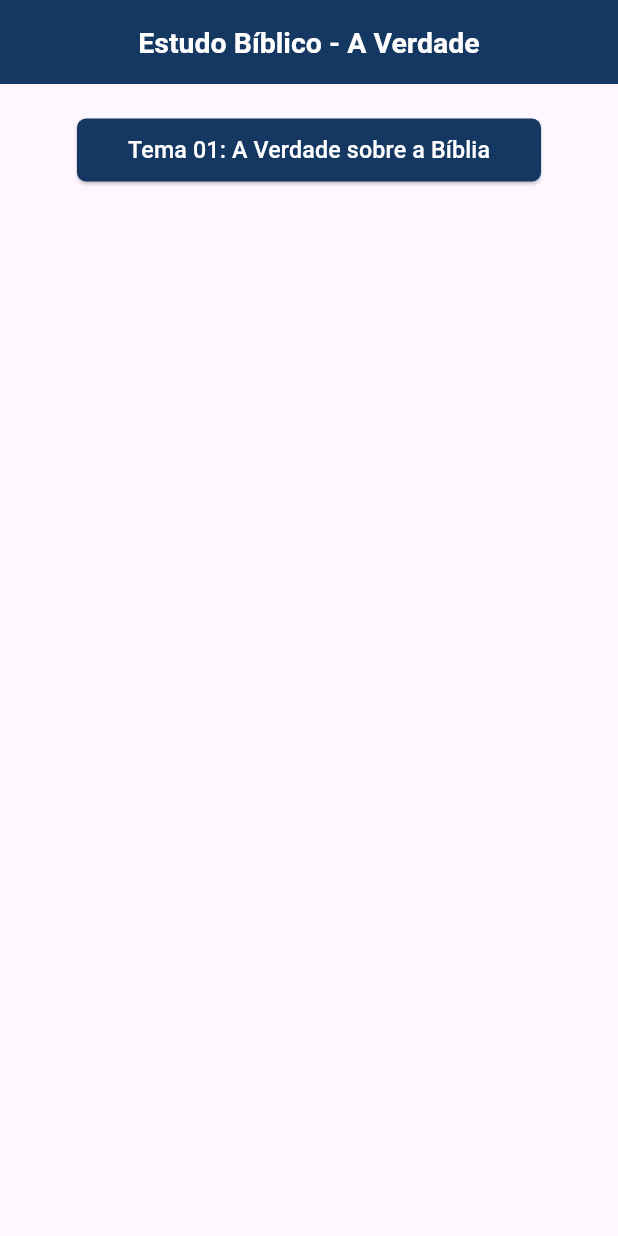
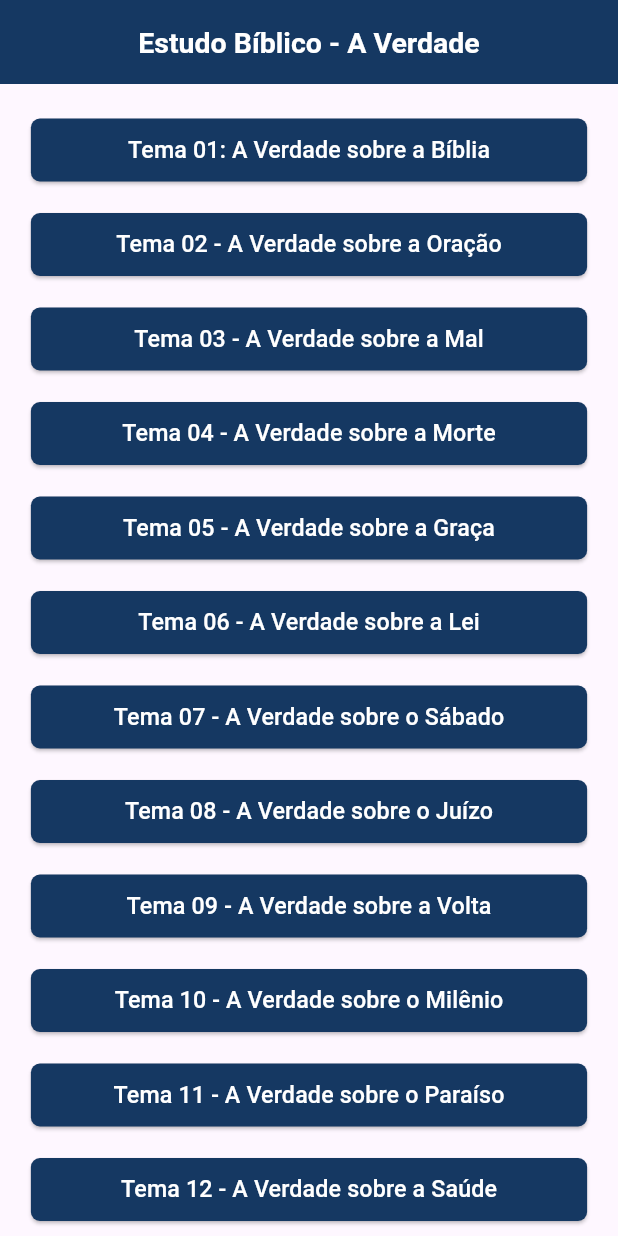
Before and after one commit to JoseJacsanCode/appEstudoBiblico, a Flutter app: the screen it shows after launch, on a phone screen of 412 x 824 dp. Run offline on Flutter 3.47's test engine with Material 3 defaults, Android fonts, the phone set to English and light mode, and no system bars.

Commit message:
Home Page pronta

```diff
--- a/lib/pages/home_page.dart
+++ b/lib/pages/home_page.dart
@@ -17,7 +17,8 @@ class HomePage extends StatelessWidget {
         ),
         centerTitle: true,
       ),
-      body: Padding(
+      body: SingleChildScrollView(
+        child: Padding(
           padding: EdgeInsets.all(20),
           child: SizedBox(
             width: MediaQuery.of(context).size.width,
@@ -27,10 +28,93 @@ class HomePage extends StatelessWidget {
                 ButtonThemeWidget(
                   customText: 'Tema 01: A Verdade sobre a Bíblia',
                 ),
+                SizedBox(height: 15),
+                ButtonThemeWidget(
+                  customText: 'Tema 02 - A Verdade sobre a Oração',
+                ),
+                SizedBox(height: 15),
+                ButtonThemeWidget(
+                  customText: 'Tema 03 - A Verdade sobre a Mal',
+                ),
+                SizedBox(height: 15),
+                ButtonThemeWidget(
+                  customText: 'Tema 04 - A Verdade sobre a Morte',
+                ),
+                SizedBox(height: 15),
+                ButtonThemeWidget(
+                  customText: 'Tema 05 - A Verdade sobre a Graça',
+                ),
+                SizedBox(height: 15),
+                ButtonThemeWidget(
+                  customText: 'Tema 06 - A Verdade sobre a Lei',
+                ),
+                SizedBox(height: 15),
+                ButtonThemeWidget(
+                  customText: 'Tema 07 - A Verdade sobre o Sábado',
+                ),
+                SizedBox(height: 15),
+                ButtonThemeWidget(
+                  customText: 'Tema 08 - A Verdade sobre o Juízo',
+                ),
+                SizedBox(height: 15),
+                ButtonThemeWidget(
+                  customText: 'Tema 09 - A Verdade sobre a Volta',
+                ),
+                SizedBox(height: 15),
+                ButtonThemeWidget(
+                  customText: 'Tema 10 - A Verdade sobre o Milênio',
+                ),
+                SizedBox(height: 15),
+                ButtonThemeWidget(
+                  customText: 'Tema 11 - A Verdade sobre o Paraíso',
+                ),
+                SizedBox(height: 15),
+                ButtonThemeWidget(
+                  customText: 'Tema 12 - A Verdade sobre a Saúde',
+                ),
+                SizedBox(height: 15),
+                ButtonThemeWidget(
+                  customText: 'Tema 13 - A Verdade sobre a Profecia',
+                ),
+                SizedBox(height: 15),
+                ButtonThemeWidget(
+                  customText: 'Tema 14 - A Verdade sobre a Igreja',
+                ),
+                SizedBox(height: 15),
+                ButtonThemeWidget(
+                  customText: 'Tema 15 - A Verdade sobre o Dízimo',
+                ),
+                SizedBox(height: 15),
+                ButtonThemeWidget(
+                  customText: 'Tema 15 - A Verdade sobre o Dízimo',
+                ),
+                SizedBox(height: 15),
+                ButtonThemeWidget(
+                  customText: 'Tema 16 - A Verdade sobre o Batismo',
+                ),
               ],
+            ),
           ),
         ),
       ),
     );
   }
 }
+
+/*
+Tema 01 - A Verdade sobre a Bíblia
+Tema 02 - A Verdade sobre a Oração
+Tema 03 - A Verdade sobre o Mal
+Tema 04 - A Verdade sobre a Morte
+Tema 05 - A Verdade sobre a Graça
+Tema 06 - A Verdade sobre a Lei
+Tema 07 - A Verdade sobre o Sábado
+
+
+
+
+
+
+
+
+ */
--- a/lib/widgets/button_theme_widget.dart
+++ b/lib/widgets/button_theme_widget.dart
@@ -8,13 +8,13 @@ class ButtonThemeWidget extends StatelessWidget {
 
   @override
   Widget build(BuildContext context) {
-    return ElevatedButton(
+    return SizedBox(
+      width: MediaQuery.of(context).size.width * 0.9,
+      child: ElevatedButton(
         onPressed: () {},
         style: ElevatedButton.styleFrom(
           backgroundColor: Color(0xFF153862),
-        shape: RoundedRectangleBorder(
-          borderRadius: BorderRadius.circular(6)
-        )
+          shape: RoundedRectangleBorder(borderRadius: BorderRadius.circular(6)),
         ),
         child: Padding(
           padding: const EdgeInsets.all(10.0),
@@ -23,6 +23,7 @@ class ButtonThemeWidget extends StatelessWidget {
             style: TextStyle(color: Colors.white, fontSize: 15.5),
           ),
         ),
+      ),
     );
   }
 }
```
Lines whose indentation alone changed are shown as unchanged.
